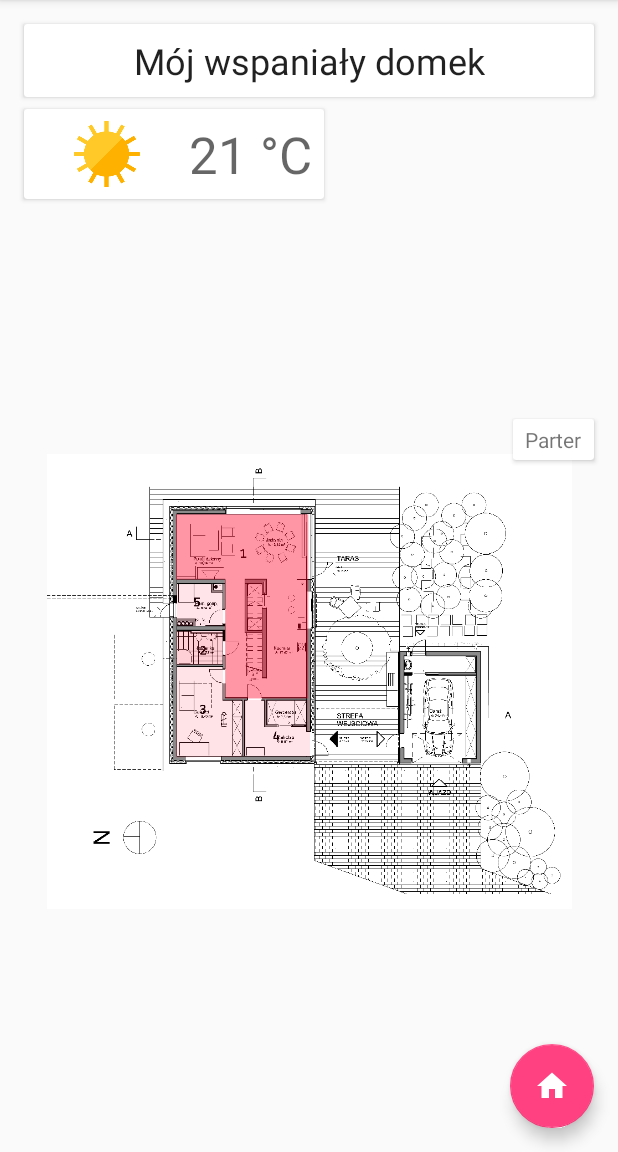
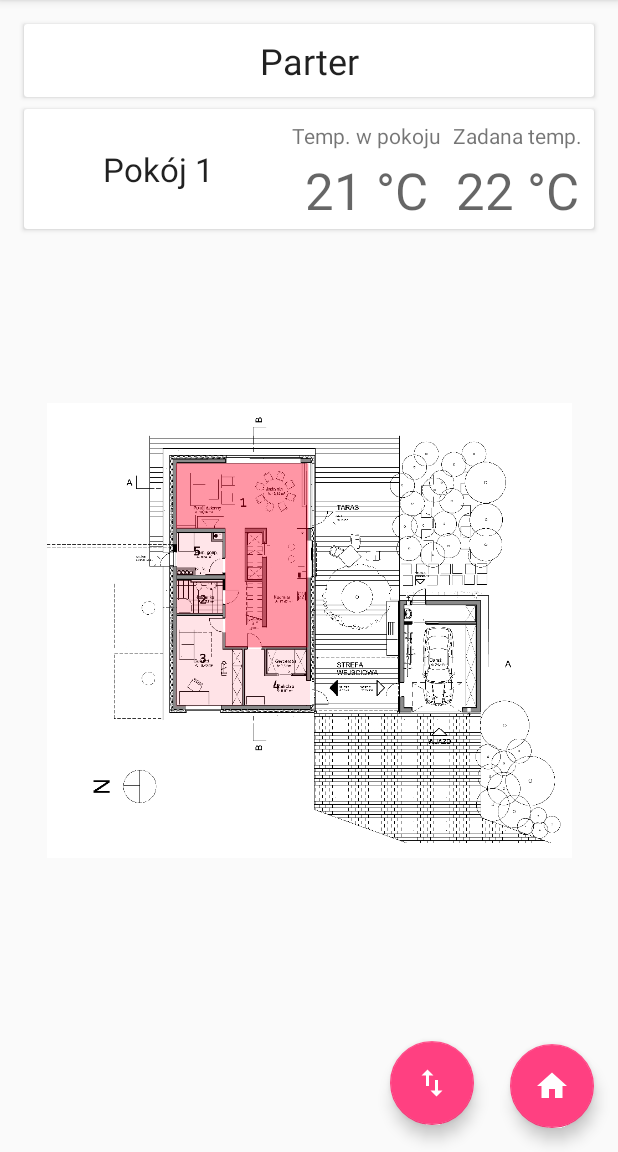
Before and after one commit to shorti1996/ZpiDomator2000, an Android app: the screen it shows after launch (MainActivity), on a phone screen of 412 x 824 dp, the part 84-1236 px from its top. Run offline under Robolectric (Android 15) with nearby library versions, the phone set to English and light mode, and no system bars; libraries missing offline, so code that uses them is left out: com.jakewharton.retrofit2; pictures from the network do not load; 2 statements that could not run were skipped.

Commit message:
homePlanFragment layout changes

```diff
--- a/app/src/main/java/zpi/pls/zpidominator2000/Fragments/HomePlanFragment.java
+++ b/app/src/main/java/zpi/pls/zpidominator2000/Fragments/HomePlanFragment.java
@@ -38,6 +38,7 @@ public class HomePlanFragment extends Fragment {
     ImageView homePlanIv;
     ConstraintLayout rootView;
     TextView floorText;
+    TextView homeName;
 
     boolean isOnZeroFloor = true;
 
@@ -87,12 +88,17 @@ public class HomePlanFragment extends Fragment {
 
         homePlanIv = getView().findViewById(R.id.homeFromAboveIv);
         rootView = getView().findViewById(R.id.ConstraintLayoutRoot);
-        floorText = getView().findViewById(R.id.floorTv);
+//        floorText = getView().findViewById(R.id.floorTv);
+        homeName = getView().findViewById(R.id.home_name);
         homePlanIv.setOnClickListener(view1 -> {
-            isOnZeroFloor = !isOnZeroFloor;
-            loadFloor(isOnZeroFloor);
+            swapFloor();
         });
 
+        loadFloor(isOnZeroFloor);
+    }
+
+    public void swapFloor() {
+        isOnZeroFloor = !isOnZeroFloor;
         loadFloor(isOnZeroFloor);
     }
 
@@ -101,12 +107,14 @@ public class HomePlanFragment extends Fragment {
             Glide.with(this)
                     .load(R.drawable.parter)
                     .into(homePlanIv);
-            floorText.setText(R.string.ground_floor);
+//            floorText.setText(R.string.ground_floor);
+            homeName.setText(R.string.ground_floor);
         } else {
             Glide.with(this)
                     .load(R.drawable.pietro1)
                     .into(homePlanIv);
-            floorText.setText(R.string.first_floor);
+//            floorText.setText(R.string.first_floor);
+            homeName.setText(R.string.first_floor);
         }
     }
 
@@ -148,4 +156,8 @@ public class HomePlanFragment extends Fragment {
         // TODO: Update argument type and name
         void onFragmentInteraction(Uri uri);
     }
+
+    public interface HomePlanFragmentInteractionListener {
+        void onSwapFloor();
+    }
 }
--- a/app/src/main/java/zpi/pls/zpidominator2000/MainActivity.java
+++ b/app/src/main/java/zpi/pls/zpidominator2000/MainActivity.java
@@ -33,7 +33,9 @@ import zpi.pls.zpidominator2000.Model.Rooms;
 public class MainActivity extends AppCompatActivity
         implements NavigationView.OnNavigationItemSelectedListener,
         RoomsFragment.OnRoomSelectedListener,
-        OneRoomFragment.OnOneRoomInteractionListener, ZpiApiRetrofitClient.OnApiAddressChangedListener {
+        OneRoomFragment.OnOneRoomInteractionListener,
+        ZpiApiRetrofitClient.OnApiAddressChangedListener,
+        HomePlanFragment.HomePlanFragmentInteractionListener {
 
     private static final String ONE_ROOM_BACKSTACK_NAME = "oneRoomFragmentBackstackName";
     private static final String HOME_PLAN_BACKSTACK_NAME = "homePlanFragmentBackstackName";
@@ -44,6 +46,7 @@ public class MainActivity extends AppCompatActivity
     private TabLayout tabLayout;
     private Retrofit retrofit;
     private ZpiApiService apiService;
+    public HomePlanFragment homePlanFragment;
 
     @Override
     protected void onCreate(Bundle savedInstanceState) {
@@ -52,13 +55,20 @@ public class MainActivity extends AppCompatActivity
         Toolbar toolbar = findViewById(R.id.toolbar);
         setSupportActionBar(toolbar);
 
-        FloatingActionButton fab = findViewById(R.id.fab);
-        fab.setOnClickListener(view -> {
+        FloatingActionButton fab1 = findViewById(R.id.fab1);
+        fab1.setOnClickListener(view -> {
             popEntireBackstack();
             Snackbar.make(view, "Witaj w domku", Snackbar.LENGTH_SHORT)
 //                        .setAction("Action", this)
                     .show();
             goToHomePlan();
+        });
+        FloatingActionButton fab2 = findViewById(R.id.fab2);
+        fab2.setOnClickListener(view -> {
+            onSwapFloor();
+            if (homePlanFragment != null) {
+                homePlanFragment.swapFloor();
+            }
         });
 
         drawerLayout = findViewById(R.id.drawer_layout);
@@ -117,13 +127,13 @@ public class MainActivity extends AppCompatActivity
 
     private void goToHomePlan() {
         // Create new fragment and transaction
-        Fragment newFragment = new HomePlanFragment();
+        homePlanFragment = new HomePlanFragment();
         android.support.v4.app.FragmentManager fragmentManager = getSupportFragmentManager();
         FragmentTransaction transaction = fragmentManager.beginTransaction();
 
         // Replace whatever is in the fragment_container view with this fragment,
         // and add the transaction to the back stack
-        transaction.replace(R.id.fragmentsContainer, newFragment);
+        transaction.replace(R.id.fragmentsContainer, homePlanFragment);
 //        transaction.addToBackStack(null);
 //        if (fragmentManager.getBackStackEntryCount() == 0) {
 //            transaction.addToBackStack(HOME_PLAN_BACKSTACK_NAME);
@@ -252,4 +262,9 @@ public class MainActivity extends AppCompatActivity
     public void OnApiAddressChanged() {
         apiService = retrofit.create(ZpiApiService.class);
     }
+
+    @Override
+    public void onSwapFloor() {
+
+    }
 }
--- /dev/null
+++ b/app/src/main/res/drawable/ic_swap_vert_white_24dp.xml
@@ -0,0 +1,9 @@
+<vector xmlns:android="http://schemas.android.com/apk/res/android"
+        android:width="24dp"
+        android:height="24dp"
+        android:viewportWidth="24.0"
+        android:viewportHeight="24.0">
+    <path
+        android:fillColor="#ffffff"
+        android:pathData="M16,17.01V10h-2v7.01h-3L15,21l4,-3.99h-3zM9,3L5,6.99h3V14h2V6.99h3L9,3z"/>
+</vector>
--- a/app/src/main/res/layout/app_bar_main.xml
+++ b/app/src/main/res/layout/app_bar_main.xml
@@ -28,24 +28,38 @@
     </android.support.design.widget.AppBarLayout>
 
     <!--<include layout="@layout/content_main" />-->
-    <FrameLayout android:id="@+id/fragmentsContainer"
+    <FrameLayout
+        android:id="@+id/fragmentsContainer"
+        android:layout_width="match_parent"
         android:layout_height="match_parent"
-        android:layout_width="match_parent"
-        app:layout_behavior="@string/appbar_scrolling_view_behavior" >
+        app:layout_anchor="@+id/fab2"
+        app:layout_anchorGravity="left|center"
+        app:layout_behavior="@string/appbar_scrolling_view_behavior">
 
         <!--<fragment clazpi.pls.zpidominator2000.Fragments.HomePlanFragmentment"-->
-            <!--android:id="@+id/homePlanFragment"-->
-            <!--android:layout_width="match_parent" android:layout_height="match_parent"-->
-            <!--/>-->
+        <!--android:id="@+id/homePlanFragment"-->
+        <!--android:layout_width="match_parent" android:layout_height="match_parent"-->
+        <!--/>-->
     </FrameLayout>
 
 
     <android.support.design.widget.FloatingActionButton
-        android:id="@+id/fab"
+        android:id="@+id/fab1"
         android:layout_width="wrap_content"
         android:layout_height="wrap_content"
         android:layout_gravity="bottom|end"
         android:layout_margin="@dimen/fab_margin"
-        app:srcCompat="@drawable/ic_home_white_24dp" />
+        app:srcCompat="@drawable/ic_home_white_24dp"
+        app:useCompatPadding="true" />
+
+    <android.support.design.widget.FloatingActionButton
+        android:id="@+id/fab2"
+        android:layout_width="wrap_content"
+        android:layout_height="wrap_content"
+        android:layout_gravity="start"
+        app:layout_anchor="@id/fab1"
+        app:layout_anchorGravity="bottom|left"
+        app:srcCompat="@drawable/ic_swap_vert_white_24dp"
+        app:useCompatPadding="true" />
 
 </android.support.design.widget.CoordinatorLayout>
--- a/app/src/main/res/layout/fragment_home_plan.xml
+++ b/app/src/main/res/layout/fragment_home_plan.xml
@@ -46,13 +46,13 @@
         android:layout_width="200dp"
         android:layout_height="60dp"
         android:layout_marginTop="8dp"
+        android:visibility="gone"
         app:layout_constraintStart_toStartOf="@+id/cardViewName"
         app:layout_constraintTop_toBottomOf="@+id/cardViewName">
 
         <android.support.constraint.ConstraintLayout
             android:layout_width="match_parent"
             android:layout_height="match_parent">
-
 
             <TextView
                 android:id="@+id/weatherTemperatureOutside"
@@ -80,6 +80,86 @@
                 app:layout_constraintStart_toStartOf="parent"
                 app:layout_constraintTop_toTopOf="parent"
                 app:srcCompat="@drawable/sun_icon" />
+        </android.support.constraint.ConstraintLayout>
+    </android.support.v7.widget.CardView>
+
+    <android.support.v7.widget.CardView
+        android:id="@+id/cardViewFloorInfo"
+        android:layout_width="0dp"
+        android:layout_height="80dp"
+        android:layout_marginTop="8dp"
+        app:layout_constraintEnd_toEndOf="@+id/cardViewName"
+        app:layout_constraintStart_toStartOf="@+id/cardViewName"
+        app:layout_constraintTop_toBottomOf="@+id/cardViewName">
+
+        <android.support.constraint.ConstraintLayout
+            android:layout_width="match_parent"
+            android:layout_height="match_parent">
+
+            <TextView
+                android:id="@+id/floor_info_room_name"
+                android:layout_width="wrap_content"
+                android:layout_height="wrap_content"
+                android:layout_marginBottom="8dp"
+                android:layout_marginEnd="8dp"
+                android:layout_marginStart="8dp"
+                android:layout_marginTop="8dp"
+                android:text="Pokój 1"
+                android:textAppearance="@style/TextAppearance.AppCompat.Large"
+                app:layout_constraintBottom_toBottomOf="parent"
+                app:layout_constraintEnd_toStartOf="@+id/floor_info_room_temp_label"
+                app:layout_constraintStart_toStartOf="parent"
+                app:layout_constraintTop_toTopOf="parent"
+                tools:text="Pokój 1" />
+
+            <TextView
+                android:id="@+id/floor_info_room_temp_label"
+                android:layout_width="wrap_content"
+                android:layout_height="wrap_content"
+                android:layout_marginEnd="8dp"
+                android:layout_marginTop="8dp"
+                android:text="Temp. w pokoju"
+                app:layout_constraintEnd_toStartOf="@+id/floor_info_room_settemp_label"
+                app:layout_constraintTop_toTopOf="parent" />
+
+            <TextView
+                android:id="@+id/floor_info_room_temp"
+                android:layout_width="wrap_content"
+                android:layout_height="wrap_content"
+                android:layout_marginTop="4dp"
+                android:text="21 °C"
+                android:textAppearance="@style/TextAppearance.AppCompat.Display1"
+                app:layout_constraintEnd_toEndOf="@+id/floor_info_room_temp_label"
+                app:layout_constraintStart_toStartOf="@+id/floor_info_room_temp_label"
+                app:layout_constraintTop_toBottomOf="@+id/floor_info_room_temp_label"
+                tools:text="21 °C" />
+
+            <TextView
+                android:id="@+id/floor_info_room_settemp_label"
+                android:layout_width="wrap_content"
+                android:layout_height="wrap_content"
+                android:layout_marginEnd="8dp"
+                android:layout_marginTop="8dp"
+                android:text="Zadana temp."
+                app:layout_constraintEnd_toEndOf="parent"
+                app:layout_constraintTop_toTopOf="parent"
+                tools:text="Zadana temp." />
+
+            <TextView
+                android:id="@+id/floor_info_room_settemp"
+                android:layout_width="wrap_content"
+                android:layout_height="wrap_content"
+                android:layout_marginEnd="8dp"
+                android:layout_marginStart="8dp"
+                android:layout_marginTop="4dp"
+                android:text="22 °C"
+                android:textAppearance="@style/TextAppearance.AppCompat.Display1"
+                app:layout_constraintEnd_toEndOf="@+id/floor_info_room_settemp_label"
+                app:layout_constraintStart_toStartOf="@+id/floor_info_room_settemp_label"
+                app:layout_constraintTop_toBottomOf="@+id/floor_info_room_settemp_label"
+                tools:text="22 °C" />
+
+
         </android.support.constraint.ConstraintLayout>
     </android.support.v7.widget.CardView>
 
@@ -114,6 +194,7 @@
                 android:layout_marginStart="8dp"
                 android:layout_marginTop="4dp"
                 android:text="@string/ground_floor"
+                android:visibility="gone"
                 app:layout_constraintBottom_toBottomOf="parent"
                 app:layout_constraintEnd_toEndOf="parent"
                 app:layout_constraintStart_toStartOf="parent"
```
